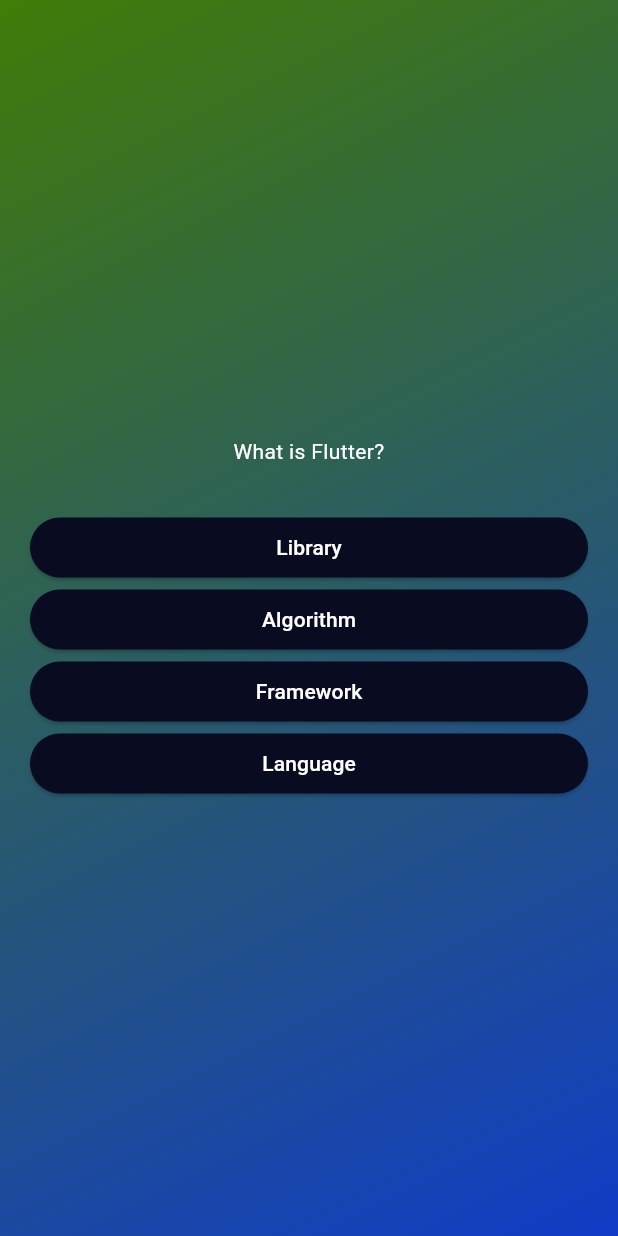
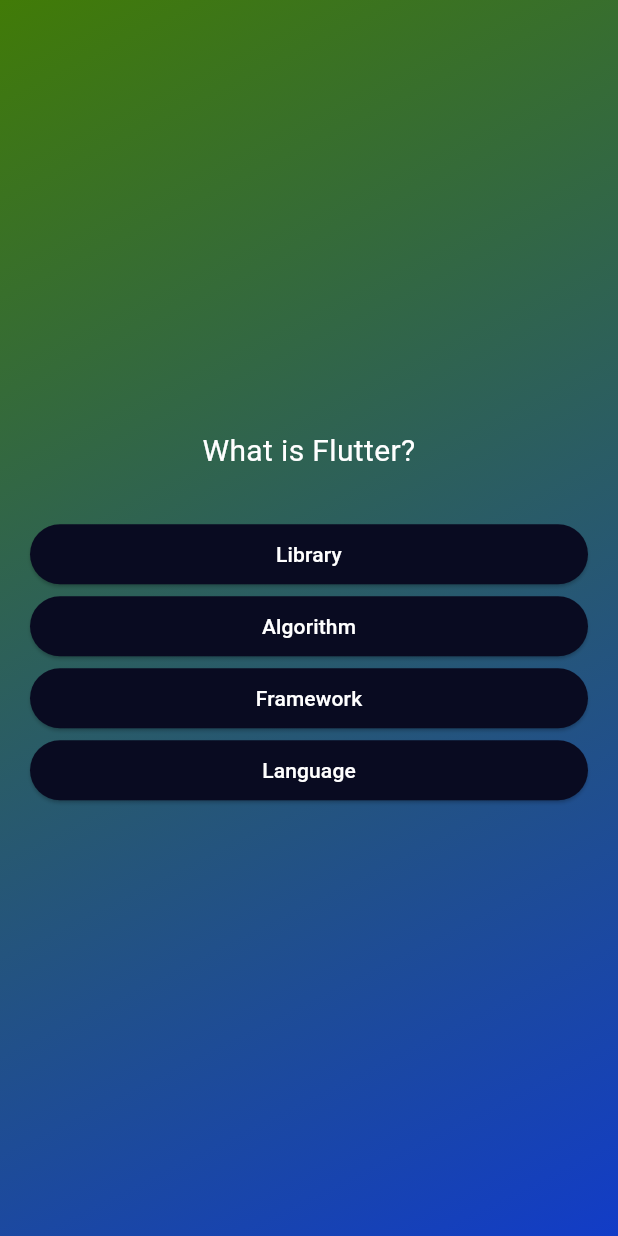
Before and after one commit to shardhayv/maximilianQuizApp, a Flutter app: the screen it shows after launch, after a tap on "Start Quiz", on a phone screen of 412 x 824 dp. Run offline on Flutter 3.47's test engine with Material 3 defaults, Android fonts, the phone set to English and light mode, and no system bars.

```diff
--- a/lib/answer_button.dart
+++ b/lib/answer_button.dart
@@ -14,7 +14,7 @@
   Widget build(BuildContext context) {
     return ElevatedButton(
       style: ElevatedButton.styleFrom(
-          padding: const EdgeInsets.symmetric(horizontal: 50, vertical: 10),
+          padding: const EdgeInsets.symmetric(horizontal: 20, vertical: 10),
           shape: const RoundedRectangleBorder(
             borderRadius: BorderRadius.all(
               Radius.circular(20),
@@ -25,6 +25,7 @@
       onPressed: onTap,
       child: Text(
         answerText,
+        textAlign: TextAlign.center,
       ),
     );
   }
--- a/lib/questions_screen.dart
+++ b/lib/questions_screen.dart
@@ -1,6 +1,7 @@
 import 'package:flutter/material.dart';
 import 'package:maxmilian_quiz_app/answer_button.dart';
 import 'package:maxmilian_quiz_app/data/questions.dart';
+// import 'package:google_fonts/google_fonts.dart';
 
 class QuestionsScreen extends StatefulWidget {
   const QuestionsScreen({super.key});
@@ -34,7 +35,15 @@
           children: [
             Text(
               currentQuestion.text,
-              style: const TextStyle(color: Colors.white),
+              style: const TextStyle(
+                color: Colors.white,
+                fontSize: 20,
+              ),
+              // style: GoogleFonts.nunito(
+              //   color: Colors.red,
+              //   fontSize: 22,
+              //   fontWeight: FontWeight.bold,
+              // ),
               textAlign: TextAlign.center,
             ),
             const SizedBox(height: 30),
--- a/pubspec.yaml
+++ b/pubspec.yaml
@@ -34,6 +34,9 @@
   # The following adds the Cupertino Icons font to your application.
   # Use with the CupertinoIcons class for iOS style icons.
   cupertino_icons: ^1.0.8
+  # google_fonts: ^6.2.1
+
+  # path_provider_android: ^2.0.12
 
 dev_dependencies:
   flutter_test:
```
